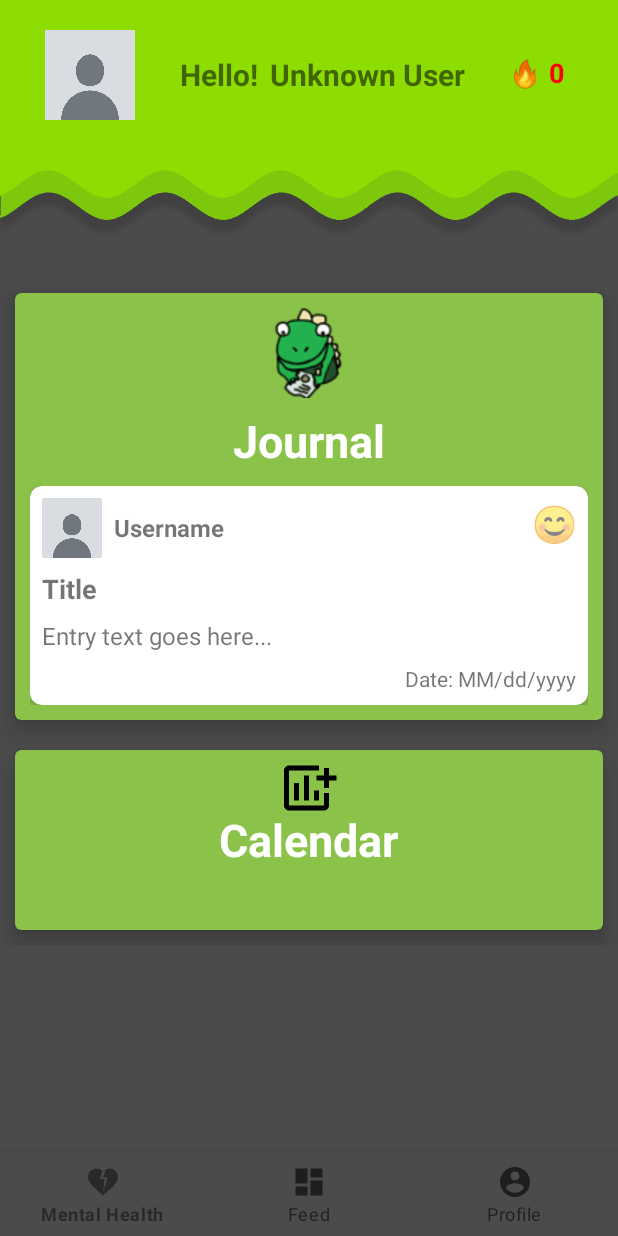
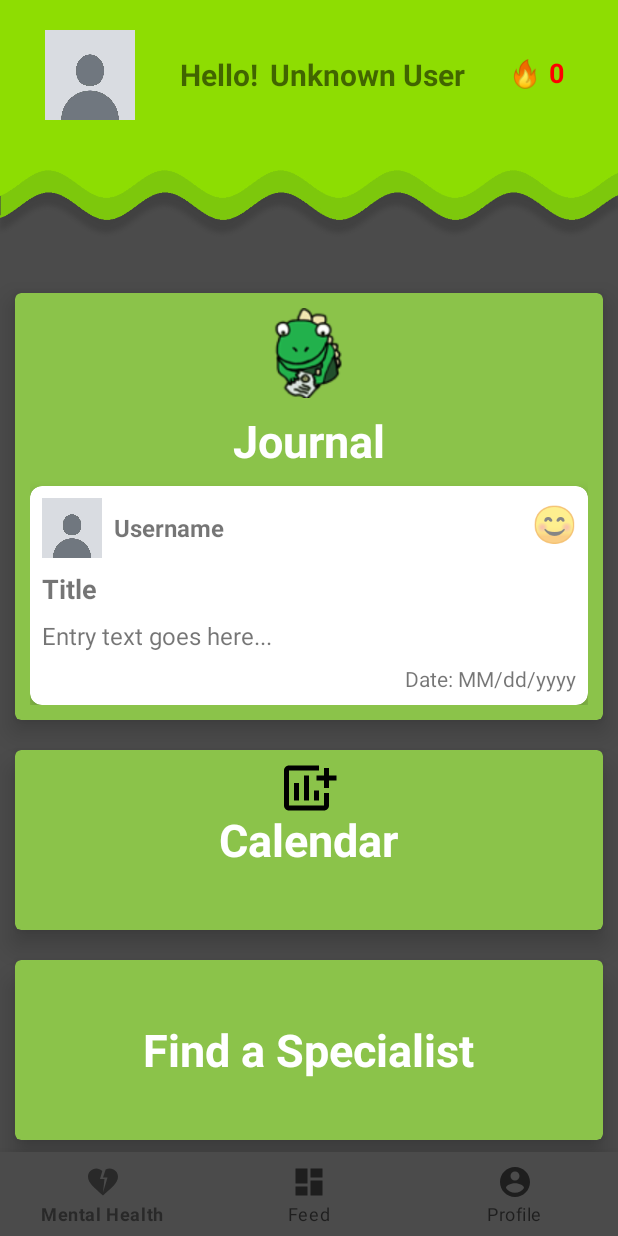
Before and after one commit to Chameleon-Team-App/ChameleonApp, an Android app: the DashboardFragment screen opened directly, with no data from a screen before it, on a phone screen of 412 x 824 dp. Run offline under Robolectric (Android 15) with nearby library versions, the phone set to English and light mode, and no system bars; our stand-ins replace Firebase (no records; nobody signed in at launch, a user with empty details on screens opened directly), Picasso, navigation-ui; pictures from the network do not load.

Commit message:
added find a specalist

```diff
--- a/app/src/main/java/com/example/mainchameleon/ui/dashboard/DashboardFragment.kt
+++ b/app/src/main/java/com/example/mainchameleon/ui/dashboard/DashboardFragment.kt
@@ -1,5 +1,7 @@
 package com.example.mainchameleon.ui.dashboard
 
+import android.content.Intent
+import android.net.Uri
 import android.os.Bundle
 import android.view.LayoutInflater
 import android.view.View
@@ -12,10 +14,8 @@ import androidx.fragment.app.Fragment
 import androidx.lifecycle.ViewModelProvider
 import androidx.navigation.findNavController
 import androidx.navigation.fragment.findNavController
-import androidx.recyclerview.widget.LinearLayoutManager
 import com.example.mainchameleon.R
 import com.example.mainchameleon.databinding.FragmentDashboardBinding
-import com.example.mainchameleon.ui.calendar.WeeklyCalendarAdapter
 import com.squareup.picasso.Picasso
 import java.text.SimpleDateFormat
 import java.util.Date
@@ -39,9 +39,6 @@ class DashboardFragment : Fragment() {
     ): View {
         _binding = FragmentDashboardBinding.inflate(inflater, container, false)
 
-        // Initialize Weekly Calendar RecyclerView
-
-
         // Initialize profile views
         setupProfileViews()
 
@@ -63,8 +60,6 @@ class DashboardFragment : Fragment() {
         return binding.root
     }
 
-
-
     private fun setupProfileViews() {
         profileImageView = binding.root.findViewById(R.id.profile_image)
         userNameTextView = binding.root.findViewById(R.id.user_name)
@@ -75,7 +70,6 @@ class DashboardFragment : Fragment() {
     private fun initializeViewModel(): ConstraintLayout {
         dashboardViewModel = ViewModelProvider(this).get(DashboardViewModel::class.java)
 
-        // Removed feed-related observer
         dashboardViewModel.streak.observe(viewLifecycleOwner) { streak ->
             streakTextView.text = if (streak.currentStreak > 0) "🔥 ${streak.currentStreak}" else "🔥 0"
         }
@@ -125,7 +119,6 @@ class DashboardFragment : Fragment() {
                 // Fetch user details (username and profile picture)
                 val userRef = dashboardViewModel.getUserReference(journal.userId)
 
-                // Fetch Username
                 userRef.child("Username").get().addOnSuccessListener { snapshot ->
                     binding.recentJournalUsername.text =
                         snapshot.getValue(String::class.java) ?: "Unknown User"
@@ -133,7 +126,6 @@ class DashboardFragment : Fragment() {
                     binding.recentJournalUsername.text = "Unknown User"
                 }
 
-                // Fetch Profile Picture
                 userRef.child("profilePictureUrl").get().addOnSuccessListener { snapshot ->
                     val profilePictureUrl = snapshot.getValue(String::class.java)
                     if (!profilePictureUrl.isNullOrEmpty()) {
@@ -149,7 +141,6 @@ class DashboardFragment : Fragment() {
                     binding.profileImageView.setImageResource(R.drawable.default_profile)
                 }
 
-                // On click listener
                 recentJournalCard.setOnClickListener {
                     findNavController().navigate(R.id.action_navigation_dashboard_to_navigation_journal)
                 }
@@ -158,7 +149,6 @@ class DashboardFragment : Fragment() {
             }
         }
     }
-
 
     private fun setupSwipeToRefresh() {
         binding.swipeRefreshLayout.setOnRefreshListener {
@@ -177,6 +167,13 @@ class DashboardFragment : Fragment() {
 
         binding.MentalHealthButton.setOnClickListener {
             it.findNavController().navigate(R.id.action_navigation_dashboard_to_navigation_calendar)
+        }
+
+        // Add Find a Specialist Button click listener
+        binding.FindSpecialistButton.setOnClickListener {
+            val url = "https://www.betterhelp.com/"
+            val intent = Intent(Intent.ACTION_VIEW, Uri.parse(url))
+            startActivity(intent)
         }
     }
 
@@ -206,11 +203,6 @@ class DashboardFragment : Fragment() {
         }
     }
 
-    private fun navigateToCalendarFragment(selectedDate: Date) {
-        findNavController().navigate(R.id.action_navigation_dashboard_to_navigation_calendar)
-        Toast.makeText(requireContext(), "Selected Date: $selectedDate", Toast.LENGTH_SHORT).show()
-    }
-
     override fun onDestroyView() {
         super.onDestroyView()
         _binding = null
--- a/app/src/main/res/layout/fragment_dashboard.xml
+++ b/app/src/main/res/layout/fragment_dashboard.xml
@@ -274,6 +274,39 @@
                                 android:textStyle="bold" />
                         </RelativeLayout>
                     </com.google.android.material.card.MaterialCardView>
+                    <!-- Find a Specialist Button -->
+                    <com.google.android.material.card.MaterialCardView
+                        android:id="@+id/FindSpecialistButton"
+                        android:layout_width="match_parent"
+                        android:layout_height="120dp"
+                        android:layout_margin="10dp"
+                        android:clickable="true"
+                        android:focusable="true"
+                        app:cardBackgroundColor="#8BC34A"
+                        app:cardElevation="10dp">
+
+                        <RelativeLayout
+                            android:layout_width="match_parent"
+                            android:layout_height="match_parent"
+                            android:padding="5dp">
+
+                            <ImageView
+                                android:layout_width="40dp"
+                                android:layout_height="40dp"
+                                android:layout_centerHorizontal="true"
+                                />
+
+                            <TextView
+                                android:id="@+id/findSpecialistText"
+                                android:layout_width="wrap_content"
+                                android:layout_height="wrap_content"
+                                android:layout_centerInParent="true"
+                                android:text="Find a Specialist"
+                                android:textColor="@color/white"
+                                android:textSize="30sp"
+                                android:textStyle="bold" />
+                        </RelativeLayout>
+                    </com.google.android.material.card.MaterialCardView>
                 </LinearLayout>
             </LinearLayout>
         </androidx.core.widget.NestedScrollView>
```
